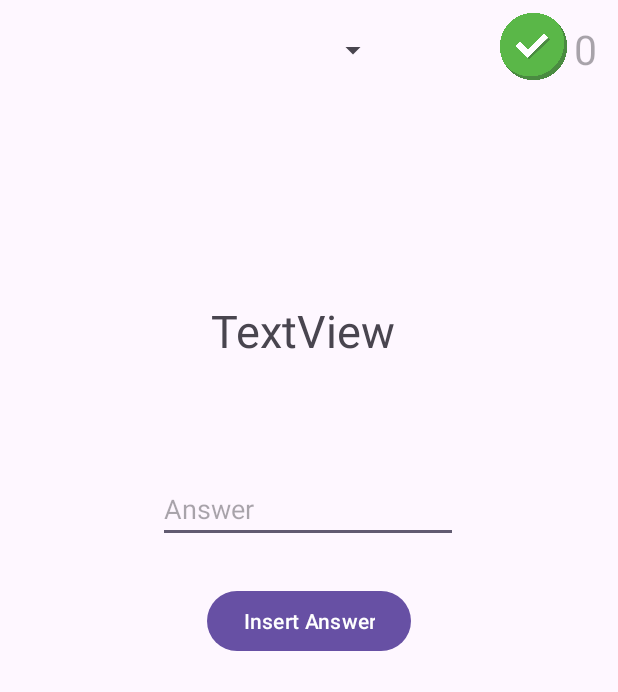
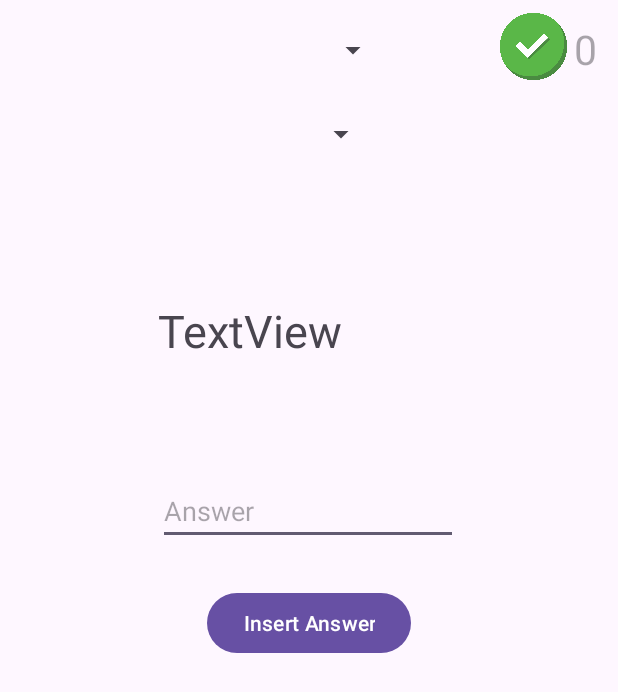
Before and after one commit to alvinjhson/MathApp, an Android app: the layout activity_main.xml on its own in the app's theme, with its tools: preview values and no code run, on a phone screen of 412 x 824 dp. Shown: the top 692 px of the screen. Run offline under Robolectric (Android 15) with nearby library versions, the phone set to English and light mode, and no system bars.

```diff
--- a/app/src/main/res/layout/activity_answer.xml
+++ b/app/src/main/res/layout/activity_answer.xml
@@ -13,6 +13,7 @@
         android:layout_height="wrap_content"
         android:layout_marginTop="184dp"
         android:text="TextView"
+        android:textSize="30dp"
         app:layout_constraintEnd_toEndOf="parent"
         app:layout_constraintStart_toStartOf="parent"
         app:layout_constraintTop_toTopOf="parent" />
@@ -22,7 +23,7 @@
         android:layout_width="wrap_content"
         android:layout_height="wrap_content"
         android:layout_marginTop="136dp"
-        android:text="Button"
+        android:text="@string/button2"
         app:layout_constraintEnd_toEndOf="parent"
         app:layout_constraintStart_toStartOf="parent"
         app:layout_constraintTop_toBottomOf="@+id/resultView" />
--- a/app/src/main/res/layout/activity_main.xml
+++ b/app/src/main/res/layout/activity_main.xml
@@ -8,13 +8,13 @@
 
     <TextView
         android:id="@+id/questionView"
-        android:layout_width="130dp"
-        android:layout_height="42dp"
+        android:layout_width="216dp"
+        android:layout_height="43dp"
         android:layout_marginTop="200dp"
         android:text="TextView"
         android:textSize="30dp"
         app:layout_constraintEnd_toEndOf="parent"
-        app:layout_constraintHorizontal_bias="0.498"
+        app:layout_constraintHorizontal_bias="0.538"
         app:layout_constraintStart_toStartOf="parent"
         app:layout_constraintTop_toTopOf="parent" />
 
@@ -79,5 +79,16 @@
         app:layout_constraintVertical_bias="0.008"
         app:srcCompat="@drawable/check_mark" />
 
+    <Spinner
+        android:id="@+id/spinner2"
+        android:layout_width="235dp"
+        android:layout_height="55dp"
+        app:layout_constraintBottom_toBottomOf="parent"
+        app:layout_constraintEnd_toEndOf="parent"
+        app:layout_constraintHorizontal_bias="0.09"
+        app:layout_constraintStart_toStartOf="parent"
+        app:layout_constraintTop_toTopOf="parent"
+        app:layout_constraintVertical_bias="0.081" />
+
 
 </androidx.constraintlayout.widget.ConstraintLayout>
--- a/app/src/main/res/layout/spinner_dropdown.xml
+++ b/app/src/main/res/layout/spinner_dropdown.xml
@@ -3,7 +3,7 @@
     xmlns:android="http://schemas.android.com/apk/res/android"
     android:layout_width="match_parent"
     android:layout_height="match_parent"
-    android:textSize="30dp"
+    android:textSize="25dp"
     android:padding="13dp"
 
 
--- a/app/src/main/res/values/strings.xml
+++ b/app/src/main/res/values/strings.xml
@@ -4,5 +4,6 @@
     <string name="button">Insert Answer</string>
     <string name="result">Right Answer</string>
     <string name="resultWrong">Wrong Answer</string>
+    <string name="button2">Back</string>
 
 </resources>
```
Also changed, not shown: app/src/main/java/com/example/simplemathapp/MainActivity.kt (+90 -7 lines), 1 other file.
